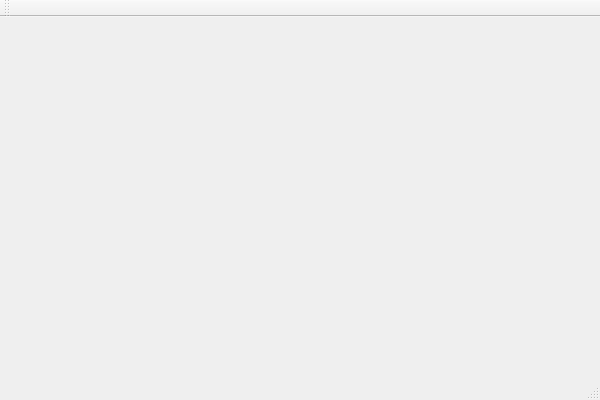
Old version of the form TuringSimu/TuringSimuQtUI/TuringSimuQtUI.ui in the repository N-Olbert/TuringSimu.
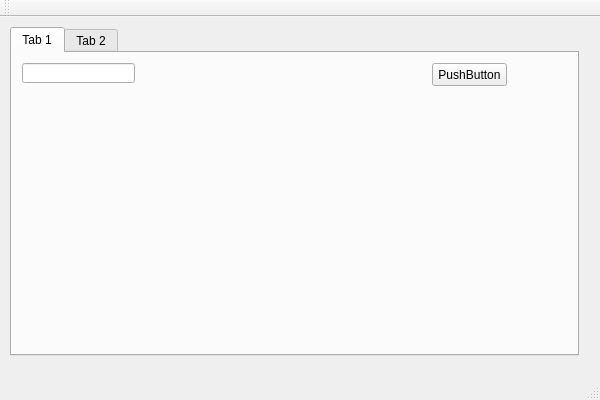
New version of the form.

Commit message: Implemented basic MVP pattern in Qt app. Fixed missing include guard and wrong include path.

What changed in the file:
```diff
--- a/TuringSimu/TuringSimuQtUI/TuringSimuQtUI.ui
+++ b/TuringSimu/TuringSimuQtUI/TuringSimuQtUI.ui
@@ -23,7 +23,45 @@
       <height>351</height>
      </rect>
     </property>
-    <layout class="QGridLayout" name="gridLayout"/>
+    <layout class="QGridLayout" name="gridLayout">
+     <item row="0" column="0">
+      <widget class="QTabWidget" name="tabWidget">
+       <widget class="QWidget" name="tab">
+        <attribute name="title">
+         <string>Tab 1</string>
+        </attribute>
+        <widget class="QPushButton" name="ReadInFileButton">
+         <property name="geometry">
+          <rect>
+           <x>420</x>
+           <y>10</y>
+           <width>75</width>
+           <height>23</height>
+          </rect>
+         </property>
+         <property name="text">
+          <string>PushButton</string>
+         </property>
+        </widget>
+        <widget class="QLineEdit" name="PathTextBox">
+         <property name="geometry">
+          <rect>
+           <x>10</x>
+           <y>10</y>
+           <width>113</width>
+           <height>20</height>
+          </rect>
+         </property>
+        </widget>
+       </widget>
+       <widget class="QWidget" name="tab_2">
+        <attribute name="title">
+         <string>Tab 2</string>
+        </attribute>
+       </widget>
+      </widget>
+     </item>
+    </layout>
    </widget>
   </widget>
   <widget class="QMenuBar" name="menuBar">
```
The commit also changes 16 other files.
